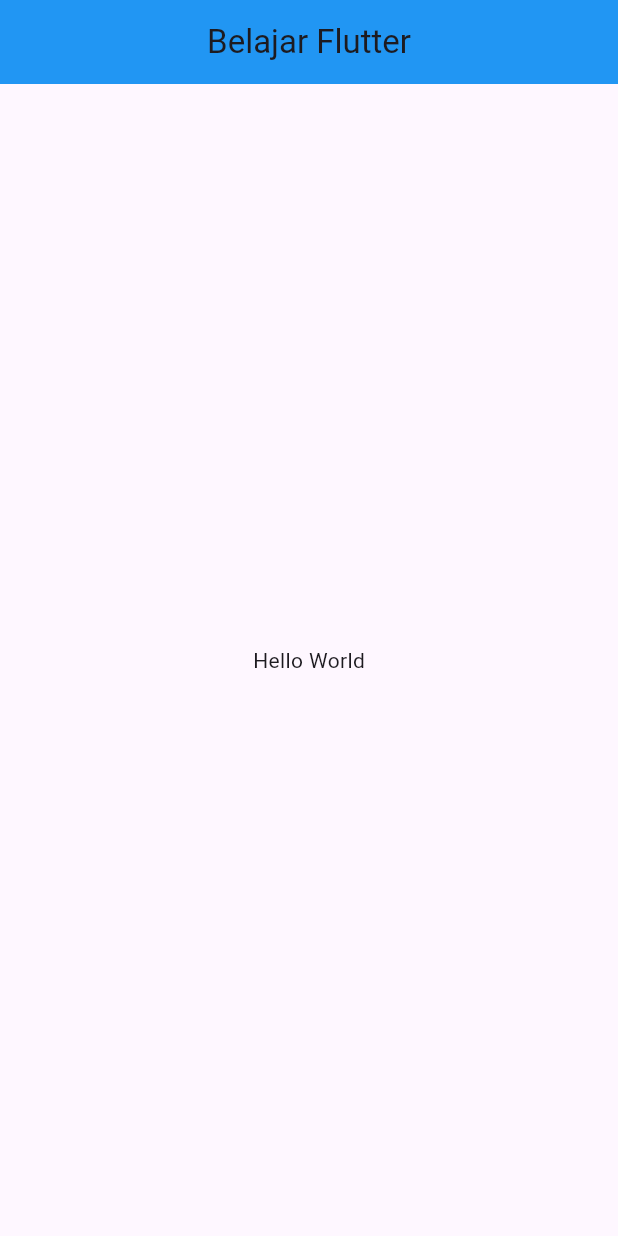
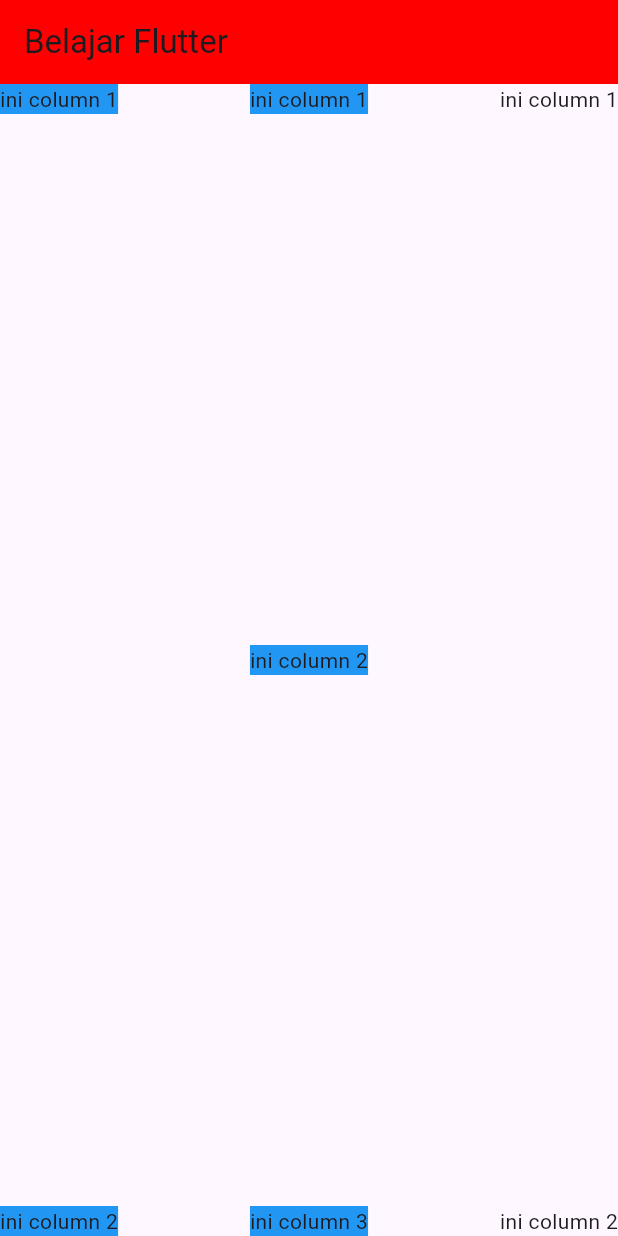
Before and after one commit to Cndynajae/Flutter, a Flutter app: the screen it shows after launch, on a phone screen of 412 x 824 dp. Run offline on Flutter 3.47's test engine with Material 3 defaults, Android fonts, the phone set to English and light mode, and no system bars.

Commit message:
container, row, dan column

```diff
--- a/lib/main.dart
+++ b/lib/main.dart
@@ -1,4 +1,7 @@
 import 'package:flutter/material.dart';
+import 'package:myapp/container_widget.dart';
+import 'package:myapp/row/latihan_row_column_widget.dart';
+import 'package:myapp/row/row_column.widget.dart';
 
 void main(){
   runApp(MyApp());
@@ -11,13 +14,12 @@ class MyApp extends StatelessWidget {
     return MaterialApp(
       home: Scaffold(
         appBar: AppBar(
-            backgroundColor: Colors.blue,
-            centerTitle: true,
+          backgroundColor: Color.fromARGB(255, 255, 0, 0),
           title: Text("Belajar Flutter"),
         ),
         body: Center(
-            child: Text("Hello World"),
-          )
+          child: LatihanRowCol(),
+        ),
       ),
     );
   }
--- /dev/null
+++ b/lib/row/column.widget.dart
@@ -0,0 +1,16 @@
+import 'package:flutter/material.dart';
+
+class BelajarColumn extends StatelessWidget {
+
+  @override
+  Widget build(BuildContext context) {
+    return Column(
+      mainAxisAlignment: MainAxisAlignment.spaceBetween,
+      children: [
+        Text('Ini Column 1'),
+        Text('Ini Column 2'),
+        Text('Ini Column 3')
+      ],
+    );
+  }
+}
--- /dev/null
+++ b/lib/row/latihan_row_column_widget.dart
@@ -0,0 +1,55 @@
+import 'package:flutter/material.dart';
+
+class LatihanRowCol extends StatelessWidget {
+
+  @override
+  Widget build(BuildContext context) {
+    return Container(
+      child: Row(
+        mainAxisAlignment: MainAxisAlignment.spaceBetween,
+        children: [
+         Column(
+          mainAxisAlignment: MainAxisAlignment.spaceBetween,
+          children: [
+             Container(
+            child: Text('ini column 1'),
+            color: Colors.blue,
+          ),
+          Container(
+            child: Text('ini column 2'),
+            color: Colors.blue,
+          ),
+          ],
+         ),
+         Column(
+          mainAxisAlignment: MainAxisAlignment.spaceBetween,
+          children: [
+             Container(
+            child: Text('ini column 1'),
+            color: Colors.blue,
+          ),
+          Container(
+            child: Text('ini column 2'),
+            color: Colors.blue,
+          ),
+          Container(
+            child: Text('ini column 3'),
+            color: Colors.blue,
+          ),
+          ],
+         ),
+         Column(
+          mainAxisAlignment: MainAxisAlignment.spaceBetween,
+          children: [
+             Container(
+            child: Text('ini column 1')
+          ),
+          Container(
+            child: Text('ini column 2')
+          ),
+          ],
+         ),
+      ],),
+    );
+  }
+}
--- /dev/null
+++ b/lib/row/row_column.widget.dart
@@ -0,0 +1,22 @@
+import 'package:flutter/material.dart';
+
+class BelajarRowColumn extends StatelessWidget {
+
+  @override
+  Widget build(BuildContext context) {
+    return Container(
+      child: Row(
+        mainAxisAlignment: MainAxisAlignment.start,
+        children: [
+          Text('ini isi row 1'),
+          Column(
+            children: [
+              Text('ini isi column 1'),
+              Text('ini isi column 2')
+            ],
+          )
+        ],
+      ),
+    );
+  }
+}
--- /dev/null
+++ b/lib/row/row_widget.dart
@@ -0,0 +1,16 @@
+import 'package:flutter/material.dart';
+
+class BelajarRow extends StatelessWidget {
+
+  @override
+  Widget build(BuildContext context) {
+    return Row(
+      mainAxisAlignment: MainAxisAlignment.spaceBetween,
+      children: [
+        Text('Ini Row 1'),
+        Text('Ini Row 2'),
+        Text('Ini Row 3')
+      ],
+    );
+  }
+}
```
Also changed, not shown: lib/container_widget.dart (added, +27 -0 lines). Lines whose indentation alone changed are shown as unchanged.
